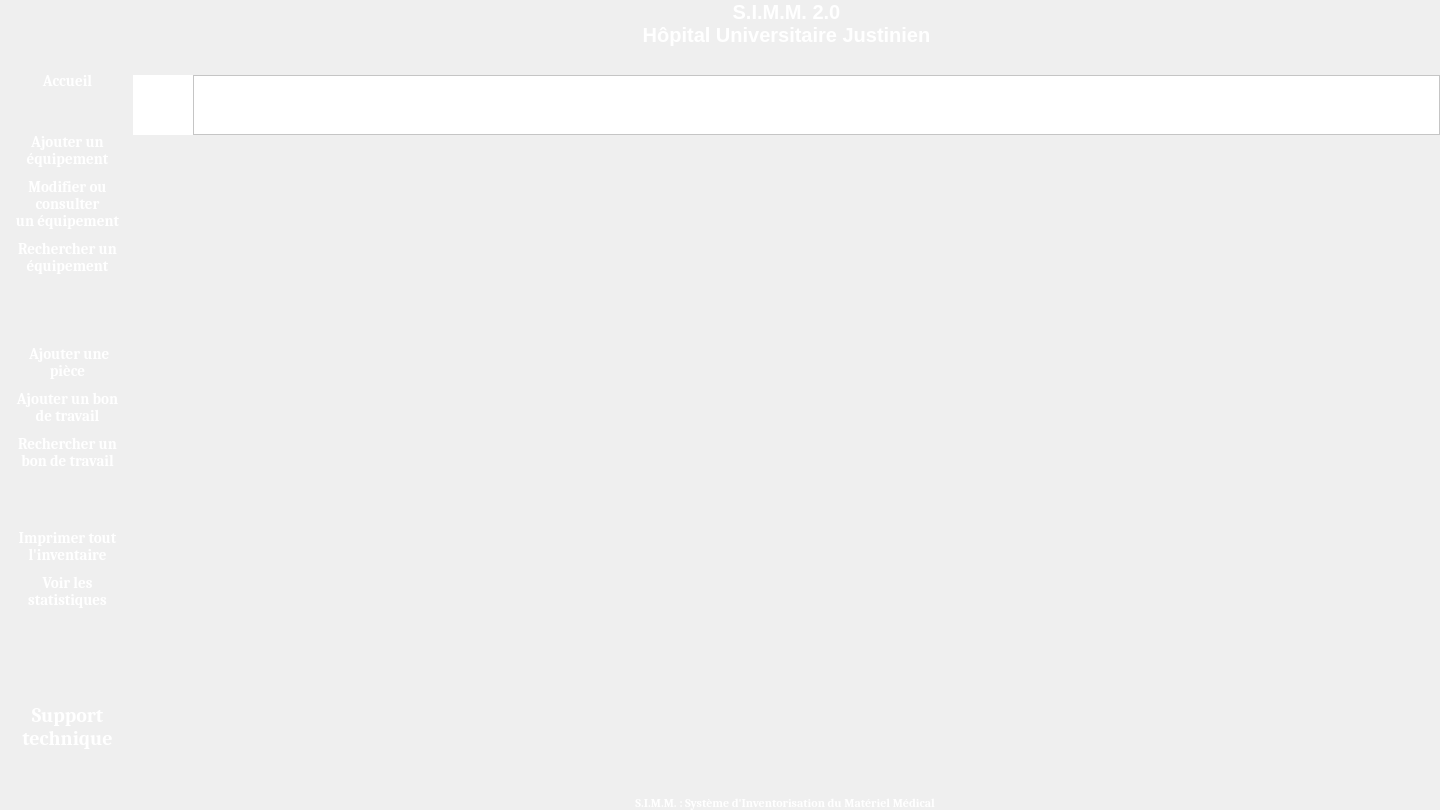
Above: Interface/FenetresEnUI/Accueil.ui from ProjetPC2/SIMM2.0-DEV before the change. Below: the same form after it.
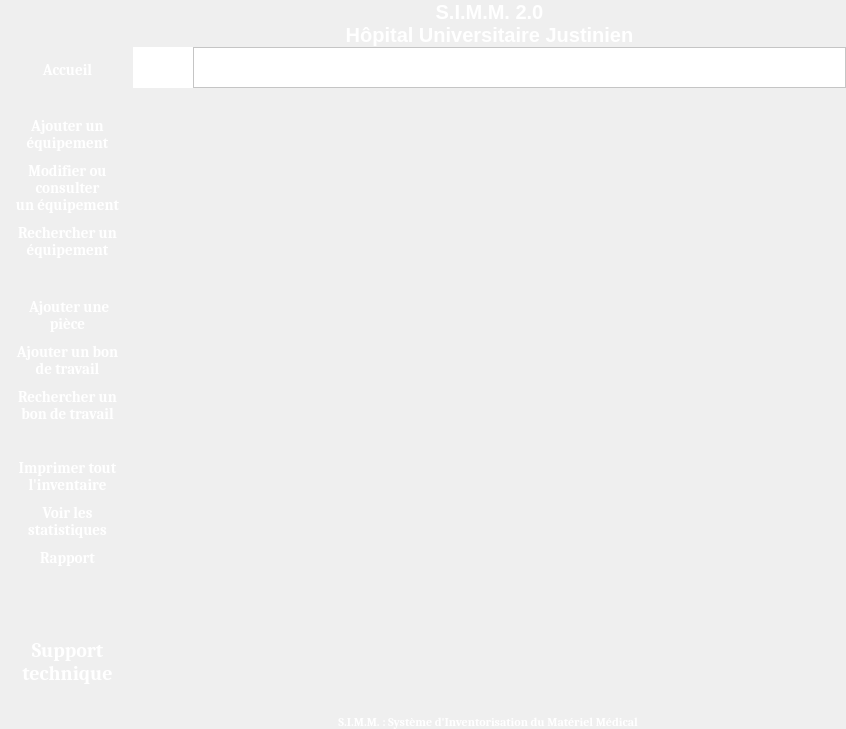
That is the form after the change. Icons and pictures are not drawn.

Patch:
```diff
--- a/Interface/FenetresEnUI/Accueil.ui
+++ b/Interface/FenetresEnUI/Accueil.ui
@@ -12,8 +12,8 @@
    <rect>
     <x>0</x>
     <y>0</y>
-    <width>1440</width>
-    <height>810</height>
+    <width>846</width>
+    <height>729</height>
    </rect>
   </property>
   <property name="maximumSize">
@@ -152,6 +152,12 @@
           </item>
           <item>
            <widget class="QPushButton" name="BoutonAjouterEquipement">
+            <property name="sizePolicy">
+             <sizepolicy hsizetype="Minimum" vsizetype="Expanding">
+              <horstretch>0</horstretch>
+              <verstretch>0</verstretch>
+             </sizepolicy>
+            </property>
             <property name="maximumSize">
              <size>
               <width>350</width>
@@ -199,6 +205,12 @@
           </item>
           <item>
            <widget class="QPushButton" name="BoutonModifierConsulterEquipement">
+            <property name="sizePolicy">
+             <sizepolicy hsizetype="Minimum" vsizetype="Expanding">
+              <horstretch>0</horstretch>
+              <verstretch>0</verstretch>
+             </sizepolicy>
+            </property>
             <property name="maximumSize">
              <size>
               <width>350</width>
@@ -242,6 +254,12 @@
           </item>
           <item>
            <widget class="QPushButton" name="BoutonRechercherEquipement">
+            <property name="sizePolicy">
+             <sizepolicy hsizetype="Minimum" vsizetype="Expanding">
+              <horstretch>0</horstretch>
+              <verstretch>0</verstretch>
+             </sizepolicy>
+            </property>
             <property name="maximumSize">
              <size>
               <width>350</width>
@@ -316,6 +334,12 @@
          <layout class="QVBoxLayout" name="layoutBoutonBdT">
           <item>
            <widget class="QPushButton" name="BoutonAjouterPiece">
+            <property name="sizePolicy">
+             <sizepolicy hsizetype="Minimum" vsizetype="Expanding">
+              <horstretch>0</horstretch>
+              <verstretch>0</verstretch>
+             </sizepolicy>
+            </property>
             <property name="maximumSize">
              <size>
               <width>350</width>
@@ -359,6 +383,12 @@
           </item>
           <item>
            <widget class="QPushButton" name="BoutonAjouterBonTravail">
+            <property name="sizePolicy">
+             <sizepolicy hsizetype="Minimum" vsizetype="Expanding">
+              <horstretch>0</horstretch>
+              <verstretch>0</verstretch>
+             </sizepolicy>
+            </property>
             <property name="maximumSize">
              <size>
               <width>350</width>
@@ -401,6 +431,12 @@
           </item>
           <item>
            <widget class="QPushButton" name="BoutonRechercherBonTravail">
+            <property name="sizePolicy">
+             <sizepolicy hsizetype="Minimum" vsizetype="Expanding">
+              <horstretch>0</horstretch>
+              <verstretch>0</verstretch>
+             </sizepolicy>
+            </property>
             <property name="maximumSize">
              <size>
               <width>350</width>
@@ -474,6 +510,12 @@
           </item>
           <item>
            <widget class="QPushButton" name="BoutonImprimerInventaire">
+            <property name="sizePolicy">
+             <sizepolicy hsizetype="Minimum" vsizetype="Expanding">
+              <horstretch>0</horstretch>
+              <verstretch>0</verstretch>
+             </sizepolicy>
+            </property>
             <property name="maximumSize">
              <size>
               <width>350</width>
@@ -517,6 +559,12 @@
           </item>
           <item>
            <widget class="QPushButton" name="BoutonStatistiques">
+            <property name="sizePolicy">
+             <sizepolicy hsizetype="Minimum" vsizetype="Expanding">
+              <horstretch>0</horstretch>
+              <verstretch>0</verstretch>
+             </sizepolicy>
+            </property>
             <property name="maximumSize">
              <size>
               <width>350</width>
@@ -561,6 +609,45 @@
             </property>
            </widget>
           </item>
+          <item>
+           <widget class="QPushButton" name="BoutonRapport">
+            <property name="sizePolicy">
+             <sizepolicy hsizetype="Minimum" vsizetype="Expanding">
+              <horstretch>0</horstretch>
+              <verstretch>0</verstretch>
+             </sizepolicy>
+            </property>
+            <property name="font">
+             <font>
+              <pointsize>11</pointsize>
+              <weight>75</weight>
+              <bold>true</bold>
+             </font>
+            </property>
+            <property name="styleSheet">
+             <string notr="true">QPushButton{ padding : 5px; border-radius: 8px; background-color: transparent ;color : white;}
+
+QPushButton:hover {
+background-color: qlineargradient(x1: 0, y1: 1, x2: 0, y2: 0, stop: 0 #cccccc , stop: 1#f2f2f2);
+}
+
+QPushButton:pressed{ background-color: #cccccc; }</string>
+            </property>
+            <property name="text">
+             <string>Rapport</string>
+            </property>
+            <property name="icon">
+             <iconset>
+              <normaloff>Images/Rapport.png</normaloff>Images/Rapport.png</iconset>
+            </property>
+            <property name="iconSize">
+             <size>
+              <width>40</width>
+              <height>40</height>
+             </size>
+            </property>
+           </widget>
+          </item>
           <item>
            <spacer name="verticalSpacer_2">
             <property name="orientation">
```
